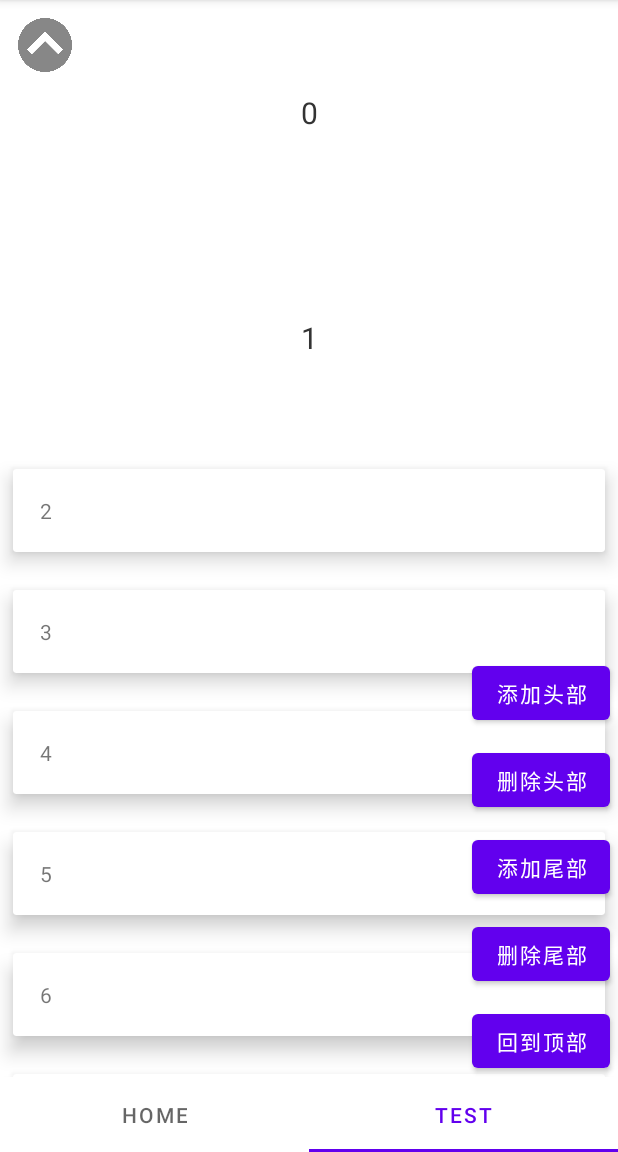
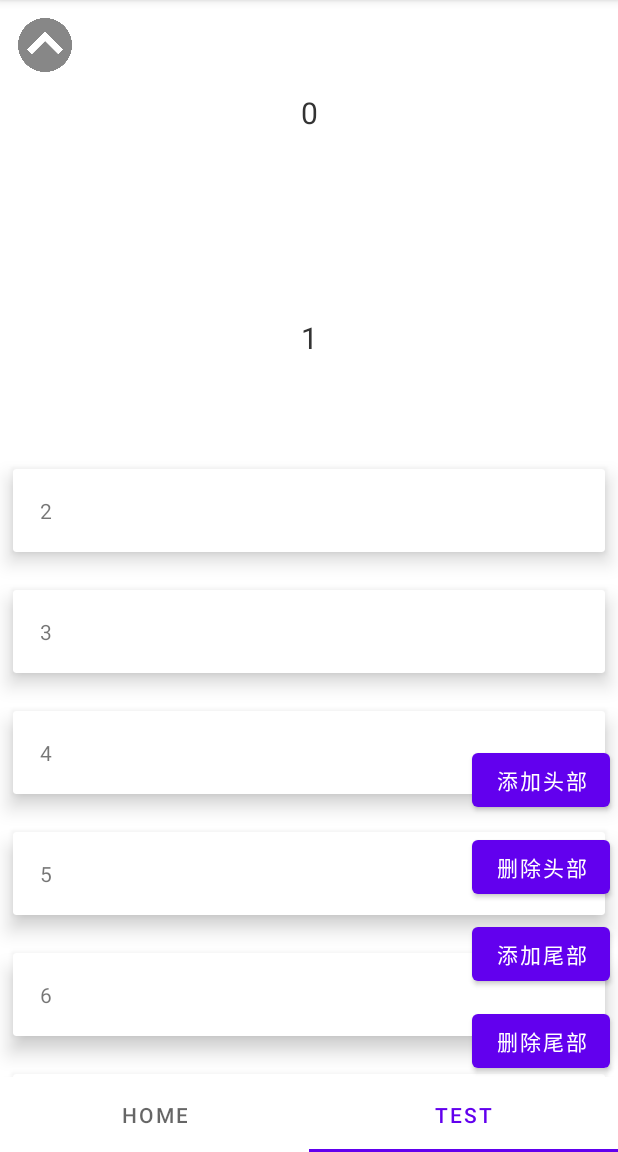
Before and after one commit to GMKEnd/PracticeStuff, an Android app: the screen it shows after launch (MainActivity), item 2 of the bottom bar chosen, on a phone screen of 412 x 824 dp, the part 84-1236 px from its top. Run offline under Robolectric (Android 15) with nearby library versions, the phone set to English and light mode, and no system bars.

```diff
--- /dev/null
+++ b/app/src/main/java/com/example/recyclerviewimageload/CustomViewPager.kt
@@ -0,0 +1,21 @@
+package com.example.recyclerviewimageload
+
+import android.content.Context
+import android.util.AttributeSet
+import android.view.MotionEvent
+import androidx.viewpager.widget.ViewPager
+
+class CustomViewPager @JvmOverloads constructor(
+    context: Context,
+    attrs: AttributeSet ?= null
+): ViewPager(context, attrs) {
+    init {}
+
+    override fun onInterceptTouchEvent(ev: MotionEvent?): Boolean {
+        return false
+    }
+
+    override fun onTouchEvent(ev: MotionEvent?): Boolean {
+        return false
+    }
+}
--- a/app/src/main/java/com/example/recyclerviewimageload/DragFloatActionButton.kt
+++ b/app/src/main/java/com/example/recyclerviewimageload/DragFloatActionButton.kt
@@ -54,7 +54,7 @@ class DragFloatActionButton : AppCompatButton {
                     var y = y + dy
                     //检测是否到达边缘 左上右下
                     x = if (x < 0) 0F else if (x > parentWidth - width) (parentWidth - width).toFloat() else x
-                    y = if (getY() < 0) 0F else if (getY() + height > parentHeight) (parentHeight - height).toFloat() else y
+                    y = if (y < 0) 0F else if (y > parentHeight - height) (parentHeight - height).toFloat() else y
                     setX(x)
                     setY(y)
                     lastX = rawX
--- a/app/src/main/java/com/example/recyclerviewimageload/MainActivity.kt
+++ b/app/src/main/java/com/example/recyclerviewimageload/MainActivity.kt
@@ -37,7 +37,7 @@ class MainActivity : AppCompatActivity() {
 
     private fun fragmentInit() {
         val mTabLayout: TabLayout = findViewById(R.id.tab_layout)
-        val mViewPager: ViewPager = findViewById(R.id.viewpager)
+        val mViewPager: CustomViewPager = findViewById(R.id.viewpager)
 
         val mFragments = listOf(HomeFragment(), TestFragment())
         val mTitle = listOf("home", "test")
--- a/app/src/main/java/com/example/recyclerviewimageload/TestFragment.kt
+++ b/app/src/main/java/com/example/recyclerviewimageload/TestFragment.kt
@@ -58,16 +58,10 @@ class TestFragment: Fragment() {
 
     // 按钮初始化
     private fun btnInit() {
-        // 移到顶部
-        val toTopBtn: Button = mView.findViewById(R.id.to_top)
-        toTopBtn.setOnClickListener {
-            mRecyclerView.smoothScrollToPosition(0)
-        }
         // 添加头部
         val addHeaderBtn: Button = mView.findViewById(R.id.add_header)
         addHeaderBtn.setOnClickListener {
             mAdapter.addHeader()
-//            testList.add(0, "header")
             mAdapter.notifyItemInserted(0)
             mRecyclerView.layoutManager?.scrollToPosition(0)
         }
@@ -80,7 +74,6 @@ class TestFragment: Fragment() {
                 displayToast(toastText)
             } else {
                 mAdapter.removeHeader()
-//                testList.removeAt(0)
                 mAdapter.notifyItemRemoved(0)
             }
         }
@@ -88,7 +81,6 @@ class TestFragment: Fragment() {
         val addFooterBtn: Button = mView.findViewById(R.id.add_footer)
         addFooterBtn.setOnClickListener {
             mAdapter.addFooter()
-//            testList.add("footer")
             mAdapter.notifyItemInserted(mAdapter.itemCount - 1)
             mRecyclerView.layoutManager?.scrollToPosition(mAdapter.itemCount - 1)
         }
@@ -101,13 +93,12 @@ class TestFragment: Fragment() {
                 displayToast(toastText)
             } else {
                 mAdapter.removeFooter()
-//                testList.removeAt(testList.size - 1)
                 mAdapter.notifyItemRemoved(mAdapter.itemCount)
             }
         }
-
-        val eee:DragFloatActionButton = mView.findViewById(R.id.eee)
-        eee.setOnClickListener{
+        // 可移动按钮
+        val dragBtn:DragFloatActionButton = mView.findViewById(R.id.drag_btn)
+        dragBtn.setOnClickListener{
             mRecyclerView.smoothScrollToPosition(0)
         }
     }
--- a/app/src/main/res/layout/activity_main.xml
+++ b/app/src/main/res/layout/activity_main.xml
@@ -4,7 +4,7 @@
     android:layout_height="match_parent"
     android:orientation="vertical">
 
-    <androidx.viewpager.widget.ViewPager
+    <com.example.recyclerviewimageload.CustomViewPager
         android:id="@+id/viewpager"
         android:layout_width="match_parent"
         android:layout_height="match_parent"
--- a/app/src/main/res/layout/test_fragment.xml
+++ b/app/src/main/res/layout/test_fragment.xml
@@ -18,22 +18,12 @@
     </androidx.swiperefreshlayout.widget.SwipeRefreshLayout>
 
     <Button
-        android:id="@+id/to_top"
+        android:id="@+id/remove_footer"
         android:layout_width="wrap_content"
         android:layout_height="wrap_content"
         android:layout_alignParentEnd="true"
         android:layout_alignParentBottom="true"
         android:layout_marginEnd="5dp"
-        android:text="@string/return_to_top" />
-
-    <Button
-        android:id="@+id/remove_footer"
-        android:layout_width="wrap_content"
-        android:layout_height="wrap_content"
-        android:layout_above="@+id/to_top"
-        android:layout_alignParentEnd="true"
-        android:layout_marginEnd="5dp"
-        android:layout_marginBottom="10dp"
         android:text="@string/remove_footer" />
 
     <Button
@@ -75,7 +65,7 @@
         android:layout_marginBottom="10dp">
 
         <com.example.recyclerviewimageload.DragFloatActionButton
-            android:id="@+id/eee"
+            android:id="@+id/drag_btn"
             android:layout_width="40dp"
             android:layout_height="40dp"
             android:background="@drawable/__3png_com" />
```
